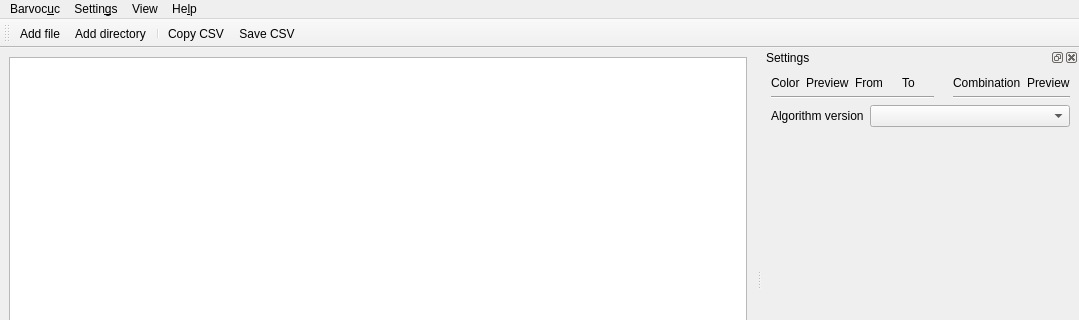
This is barvocuc/ui/mainwindow.ui in encukou/barvocuc as Qt 5 draws it before an edit; both pictures show x 0 to 1079 and y 0 to 320 of the 1079 by 766 pixel window. The edited form follows.
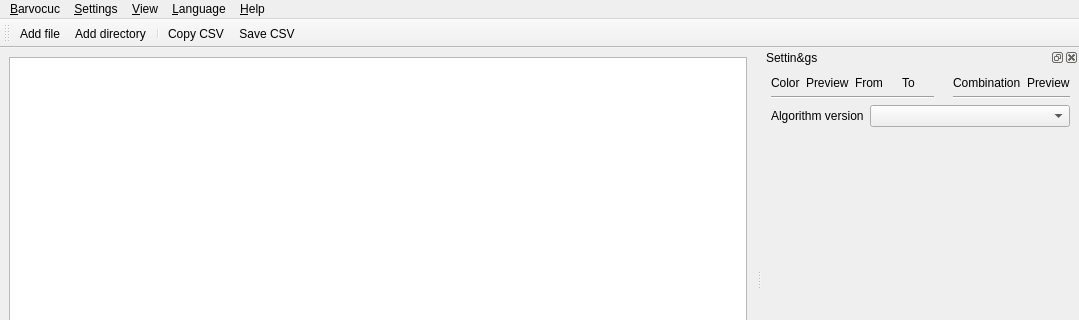
This is the edited form. Custom widgets are drawn as their Qt base class.

What changed in the file:
```diff
--- a/barvocuc/ui/mainwindow.ui
+++ b/barvocuc/ui/mainwindow.ui
@@ -35,9 +35,9 @@
      <height>19</height>
     </rect>
    </property>
-   <widget class="QMenu" name="menuVstup">
+   <widget class="QMenu" name="menuFile">
     <property name="title">
-     <string>Barvoc&amp;uc</string>
+     <string>&amp;Barvocuc</string>
     </property>
     <addaction name="actionOpenFile"/>
     <addaction name="actionOpenDirectory"/>
@@ -50,31 +50,37 @@
     <addaction name="separator"/>
     <addaction name="actionQuit"/>
    </widget>
-   <widget class="QMenu" name="menuV_stup">
+   <widget class="QMenu" name="menuSettings">
     <property name="title">
-     <string>Settin&amp;gs</string>
+     <string>&amp;Settings</string>
     </property>
     <addaction name="actionLoadSettings"/>
     <addaction name="actionSaveSettings"/>
    </widget>
-   <widget class="QMenu" name="menuN_pov_da">
+   <widget class="QMenu" name="menuHelp">
     <property name="title">
-     <string>He&amp;lp</string>
+     <string>&amp;Help</string>
     </property>
     <addaction name="actionAbout"/>
     <addaction name="actionOpenDocs"/>
     <addaction name="actionOpenLicence"/>
    </widget>
-   <widget class="QMenu" name="menuZobrazen">
+   <widget class="QMenu" name="menuView">
     <property name="title">
-     <string>View</string>
+     <string>&amp;View</string>
     </property>
     <addaction name="separator"/>
    </widget>
-   <addaction name="menuVstup"/>
-   <addaction name="menuV_stup"/>
-   <addaction name="menuZobrazen"/>
-   <addaction name="menuN_pov_da"/>
+   <widget class="QMenu" name="menuLanguage">
+    <property name="title">
+     <string>&amp;Language</string>
+    </property>
+   </widget>
+   <addaction name="menuFile"/>
+   <addaction name="menuSettings"/>
+   <addaction name="menuView"/>
+   <addaction name="menuLanguage"/>
+   <addaction name="menuHelp"/>
   </widget>
   <widget class="QStatusBar" name="statusbar"/>
   <widget class="QDockWidget" name="dockInput">
@@ -110,7 +116,7 @@
   </widget>
   <widget class="QDockWidget" name="dockSettings">
    <property name="windowTitle">
-    <string>Settings</string>
+    <string>Settin&amp;gs</string>
    </property>
    <attribute name="dockWidgetArea">
     <number>2</number>
```
Left out of the diff: 2 changed lines with no effect on the pictures.
